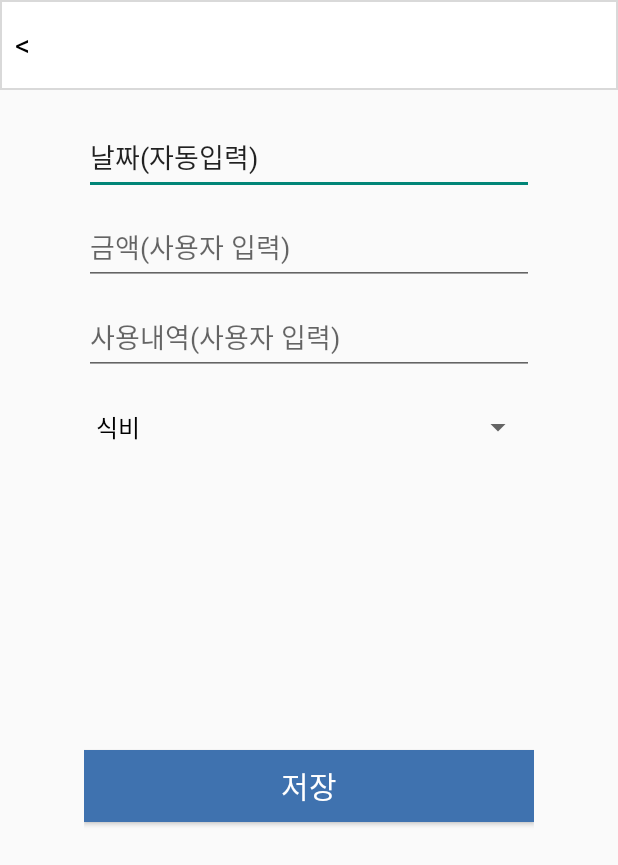
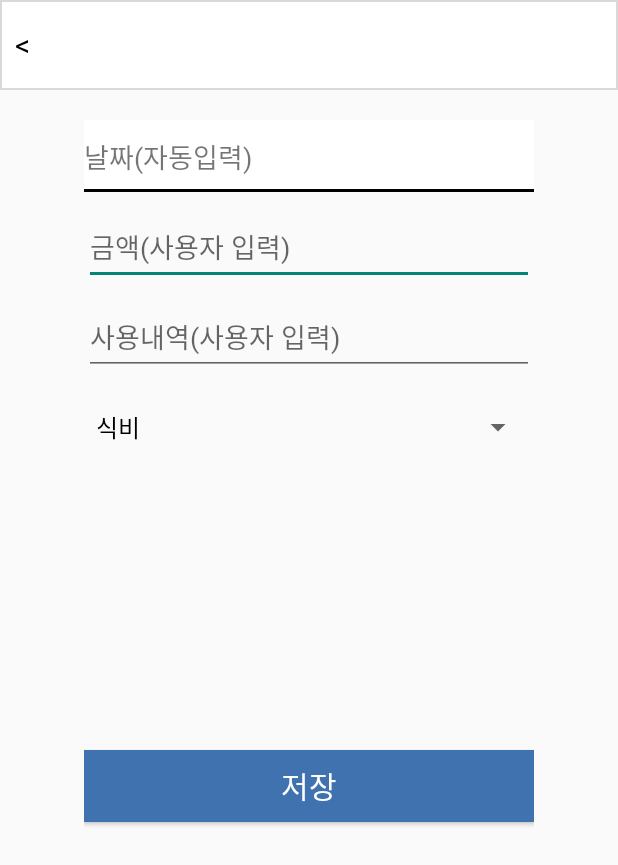
Before and after one commit to honor-sky/classDatabase, an Android app: the AddinfoActivity screen opened directly, with no data from a screen before it, on a phone screen of 412 x 824 dp. Shown: the top 865 px of the screen. Run offline under Robolectric (Android 15) with nearby library versions, the light colour scheme and no system bars; 1 statement that could not run was skipped.

Commit message:
날짜 자동입력 미완성

```diff
--- a/app/src/main/res/layout/activity_addinfo.xml
+++ b/app/src/main/res/layout/activity_addinfo.xml
@@ -31,13 +31,16 @@
         android:layout_marginTop="20dp"
         android:orientation="vertical">
 
-        <EditText
+        <TextView
             android:id="@+id/editTextDate"
             android:layout_width="match_parent"
             android:layout_height="50dp"
             android:layout_marginBottom="10dp"
             android:ems="10"
             android:inputType="date"
+            android:gravity="center_vertical"
+            android:textSize="18sp"
+            android:background="@drawable/underline_inputtext"
             android:text="@string/Autodate" />
 
         <EditText
@@ -47,6 +50,7 @@
             android:layout_marginBottom="10dp"
             android:ems="10"
             android:hint="@string/hintprice"
+
             android:inputType="number" />
 
         <EditText
```
